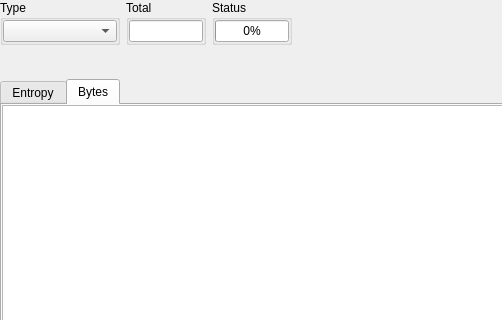
The window that xentropywidget.ui (horsicq/XEntropyWidget) describes before a commit, drawn with Qt 5; both pictures show x 0 to 502 and y 0 to 320 of the 893 by 592 pixel window.
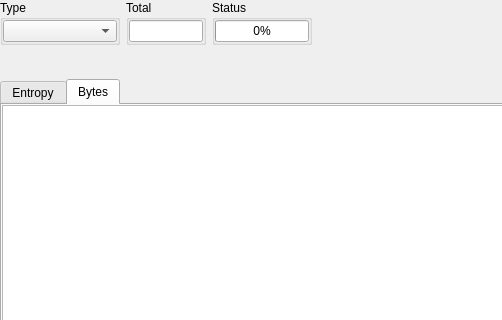
The same window after the commit. Custom widgets are drawn as their Qt base class.

The edit to the form file:
```diff
--- a/xentropywidget.ui
+++ b/xentropywidget.ui
@@ -99,13 +99,13 @@
       <widget class="QGroupBox" name="groupBoxStatus">
        <property name="minimumSize">
         <size>
-         <width>80</width>
+         <width>100</width>
          <height>0</height>
         </size>
        </property>
        <property name="maximumSize">
         <size>
-         <width>80</width>
+         <width>100</width>
          <height>16777215</height>
         </size>
        </property>
```
